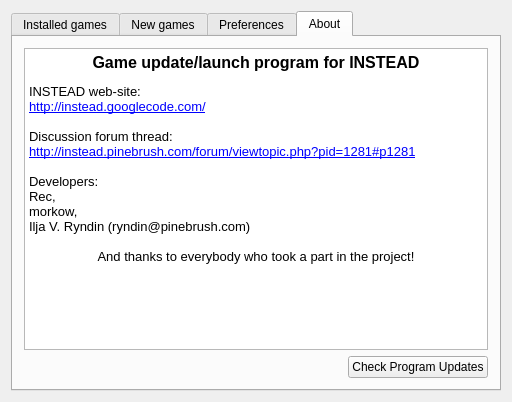
Qt form mainwindow.ui (instead-hub/instead-launcher) before a commit.
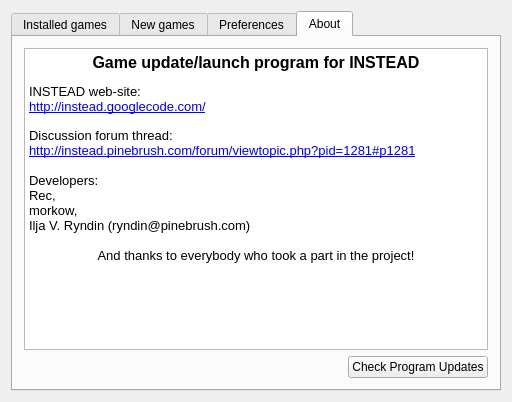
The same form after that commit. The open tabs and pages were chosen to show the change.

Commit message: sorting for local games, not new games

Patch:
```diff
--- a/mainwindow.ui
+++ b/mainwindow.ui
@@ -360,17 +360,17 @@
            <string>&lt;!DOCTYPE HTML PUBLIC &quot;-//W3C//DTD HTML 4.0//EN&quot; &quot;http://www.w3.org/TR/REC-html40/strict.dtd&quot;&gt;
 &lt;html&gt;&lt;head&gt;&lt;meta name=&quot;qrichtext&quot; content=&quot;1&quot; /&gt;&lt;style type=&quot;text/css&quot;&gt;
 p, li { white-space: pre-wrap; }
-&lt;/style&gt;&lt;/head&gt;&lt;body style=&quot; font-family:'Sans'; font-size:10pt; font-weight:400; font-style:normal;&quot;&gt;
+&lt;/style&gt;&lt;/head&gt;&lt;body style=&quot; font-family:'Sans'; font-size:9pt; font-weight:400; font-style:normal;&quot;&gt;
 &lt;p align=&quot;center&quot; style=&quot; margin-top:14px; margin-bottom:12px; margin-left:0px; margin-right:0px; -qt-block-indent:0; text-indent:0px;&quot;&gt;&lt;span style=&quot; font-family:'Sans Serif'; font-size:12pt; font-weight:600;&quot;&gt;Game update/launch program for INSTEAD&lt;/span&gt;&lt;/p&gt;
-&lt;p style=&quot; margin-top:0px; margin-bottom:0px; margin-left:0px; margin-right:0px; -qt-block-indent:0; text-indent:0px;&quot;&gt;&lt;span style=&quot; font-family:'Sans Serif';&quot;&gt;INSTEAD web-site:&lt;br /&gt;&lt;/span&gt;&lt;a href=&quot;http://code.google.com/p/instead/&quot;&gt;&lt;span style=&quot; font-family:'Sans Serif'; text-decoration: underline; color:#0000ff;&quot;&gt;http://instead.googlecode.com/&lt;/span&gt;&lt;/a&gt;&lt;span style=&quot; font-family:'Sans Serif';&quot;&gt;&lt;br /&gt;&lt;/span&gt;&lt;/p&gt;
-&lt;p style=&quot; margin-top:0px; margin-bottom:0px; margin-left:0px; margin-right:0px; -qt-block-indent:0; text-indent:0px;&quot;&gt;&lt;span style=&quot; font-family:'Sans Serif';&quot;&gt;Discussion forum thread:&lt;br /&gt;&lt;/span&gt;&lt;a href=&quot;http://instead.pinebrush.com/forum/viewtopic.php?pid=1281#p1281&quot;&gt;&lt;span style=&quot; font-family:'Sans Serif'; text-decoration: underline; color:#0000ff;&quot;&gt;http://instead.pinebrush.com/forum/viewtopic.php?pid=1281#p1281&lt;/span&gt;&lt;/a&gt;&lt;span style=&quot; font-family:'Sans Serif';&quot;&gt; &lt;/span&gt;&lt;/p&gt;
-&lt;p style=&quot;-qt-paragraph-type:empty; margin-top:0px; margin-bottom:0px; margin-left:0px; margin-right:0px; -qt-block-indent:0; text-indent:0px; font-family:'Sans Serif';&quot;&gt;&lt;/p&gt;
-&lt;p style=&quot; margin-top:0px; margin-bottom:0px; margin-left:0px; margin-right:0px; -qt-block-indent:0; text-indent:0px;&quot;&gt;&lt;span style=&quot; font-family:'Sans Serif';&quot;&gt;Developers:&lt;/span&gt;&lt;/p&gt;
-&lt;p style=&quot; margin-top:0px; margin-bottom:0px; margin-left:0px; margin-right:0px; -qt-block-indent:0; text-indent:0px;&quot;&gt;&lt;span style=&quot; font-family:'Sans Serif';&quot;&gt;Rec, &lt;/span&gt;&lt;/p&gt;
-&lt;p style=&quot; margin-top:0px; margin-bottom:0px; margin-left:0px; margin-right:0px; -qt-block-indent:0; text-indent:0px;&quot;&gt;&lt;span style=&quot; font-family:'Sans Serif';&quot;&gt;morkow, &lt;/span&gt;&lt;/p&gt;
-&lt;p style=&quot; margin-top:0px; margin-bottom:0px; margin-left:0px; margin-right:0px; -qt-block-indent:0; text-indent:0px;&quot;&gt;&lt;span style=&quot; font-family:'Sans Serif';&quot;&gt;Ilja V. Ryndin (ryndin@pinebrush.com)&lt;/span&gt;&lt;/p&gt;
-&lt;p style=&quot;-qt-paragraph-type:empty; margin-top:0px; margin-bottom:0px; margin-left:0px; margin-right:0px; -qt-block-indent:0; text-indent:0px; font-family:'Sans Serif';&quot;&gt;&lt;/p&gt;
-&lt;p align=&quot;center&quot; style=&quot; margin-top:0px; margin-bottom:0px; margin-left:0px; margin-right:0px; -qt-block-indent:0; text-indent:0px;&quot;&gt;&lt;span style=&quot; font-family:'Sans Serif';&quot;&gt;And thanks to everybody who took a part in the project!&lt;/span&gt;&lt;/p&gt;&lt;/body&gt;&lt;/html&gt;</string>
+&lt;p style=&quot; margin-top:0px; margin-bottom:0px; margin-left:0px; margin-right:0px; -qt-block-indent:0; text-indent:0px;&quot;&gt;&lt;span style=&quot; font-family:'Sans Serif'; font-size:10pt;&quot;&gt;INSTEAD web-site:&lt;br /&gt;&lt;/span&gt;&lt;a href=&quot;http://code.google.com/p/instead/&quot;&gt;&lt;span style=&quot; font-family:'Sans Serif'; font-size:10pt; text-decoration: underline; color:#0000ff;&quot;&gt;http://instead.googlecode.com/&lt;/span&gt;&lt;/a&gt;&lt;span style=&quot; font-family:'Sans Serif'; font-size:10pt;&quot;&gt;&lt;br /&gt;&lt;/span&gt;&lt;/p&gt;
+&lt;p style=&quot; margin-top:0px; margin-bottom:0px; margin-left:0px; margin-right:0px; -qt-block-indent:0; text-indent:0px;&quot;&gt;&lt;span style=&quot; font-family:'Sans Serif'; font-size:10pt;&quot;&gt;Discussion forum thread:&lt;br /&gt;&lt;/span&gt;&lt;a href=&quot;http://instead.pinebrush.com/forum/viewtopic.php?pid=1281#p1281&quot;&gt;&lt;span style=&quot; font-family:'Sans Serif'; font-size:10pt; text-decoration: underline; color:#0000ff;&quot;&gt;http://instead.pinebrush.com/forum/viewtopic.php?pid=1281#p1281&lt;/span&gt;&lt;/a&gt;&lt;span style=&quot; font-family:'Sans Serif'; font-size:10pt;&quot;&gt; &lt;/span&gt;&lt;/p&gt;
+&lt;p style=&quot;-qt-paragraph-type:empty; margin-top:0px; margin-bottom:0px; margin-left:0px; margin-right:0px; -qt-block-indent:0; text-indent:0px; font-family:'Sans Serif'; font-size:10pt;&quot;&gt;&lt;/p&gt;
+&lt;p style=&quot; margin-top:0px; margin-bottom:0px; margin-left:0px; margin-right:0px; -qt-block-indent:0; text-indent:0px;&quot;&gt;&lt;span style=&quot; font-family:'Sans Serif'; font-size:10pt;&quot;&gt;Developers:&lt;/span&gt;&lt;/p&gt;
+&lt;p style=&quot; margin-top:0px; margin-bottom:0px; margin-left:0px; margin-right:0px; -qt-block-indent:0; text-indent:0px;&quot;&gt;&lt;span style=&quot; font-family:'Sans Serif'; font-size:10pt;&quot;&gt;Rec, &lt;/span&gt;&lt;/p&gt;
+&lt;p style=&quot; margin-top:0px; margin-bottom:0px; margin-left:0px; margin-right:0px; -qt-block-indent:0; text-indent:0px;&quot;&gt;&lt;span style=&quot; font-family:'Sans Serif'; font-size:10pt;&quot;&gt;morkow, &lt;/span&gt;&lt;/p&gt;
+&lt;p style=&quot; margin-top:0px; margin-bottom:0px; margin-left:0px; margin-right:0px; -qt-block-indent:0; text-indent:0px;&quot;&gt;&lt;span style=&quot; font-family:'Sans Serif'; font-size:10pt;&quot;&gt;Ilja V. Ryndin (ryndin@pinebrush.com)&lt;/span&gt;&lt;/p&gt;
+&lt;p style=&quot;-qt-paragraph-type:empty; margin-top:0px; margin-bottom:0px; margin-left:0px; margin-right:0px; -qt-block-indent:0; text-indent:0px; font-family:'Sans Serif'; font-size:10pt;&quot;&gt;&lt;/p&gt;
+&lt;p align=&quot;center&quot; style=&quot; margin-top:0px; margin-bottom:0px; margin-left:0px; margin-right:0px; -qt-block-indent:0; text-indent:0px;&quot;&gt;&lt;span style=&quot; font-family:'Sans Serif'; font-size:10pt;&quot;&gt;And thanks to everybody who took a part in the project!&lt;/span&gt;&lt;/p&gt;&lt;/body&gt;&lt;/html&gt;</string>
           </property>
           <property name="openExternalLinks">
            <bool>true</bool>
```
Left out of the diff: 23 changed lines with no effect on the pictures. The commit also changes 1 other file.
